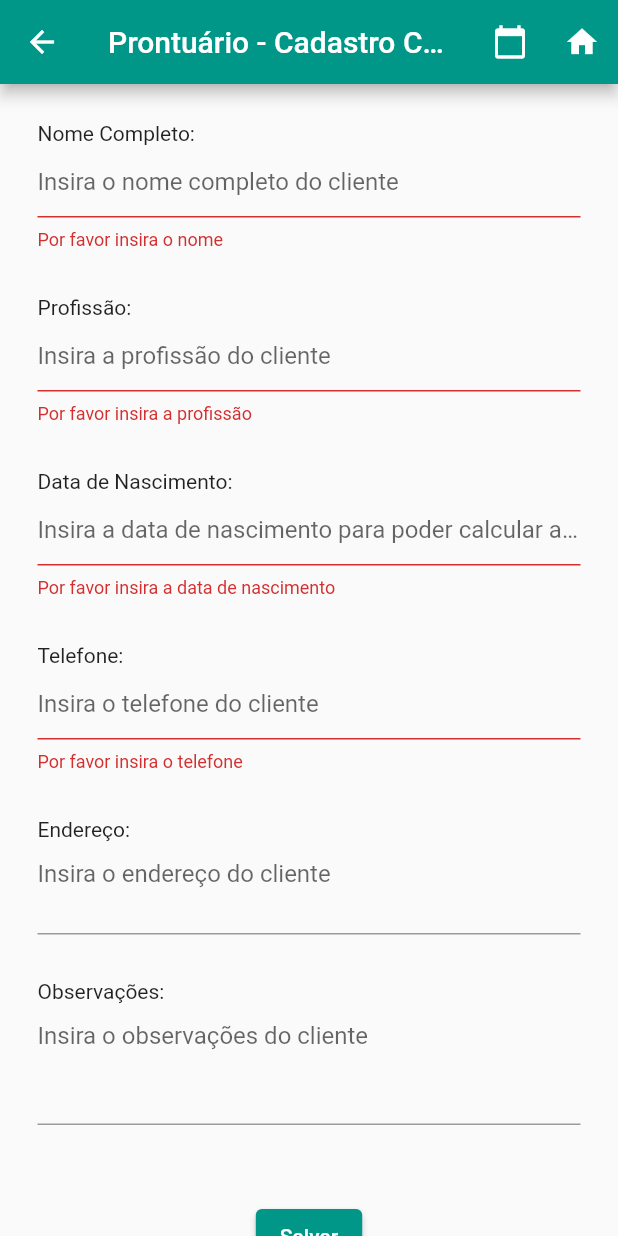
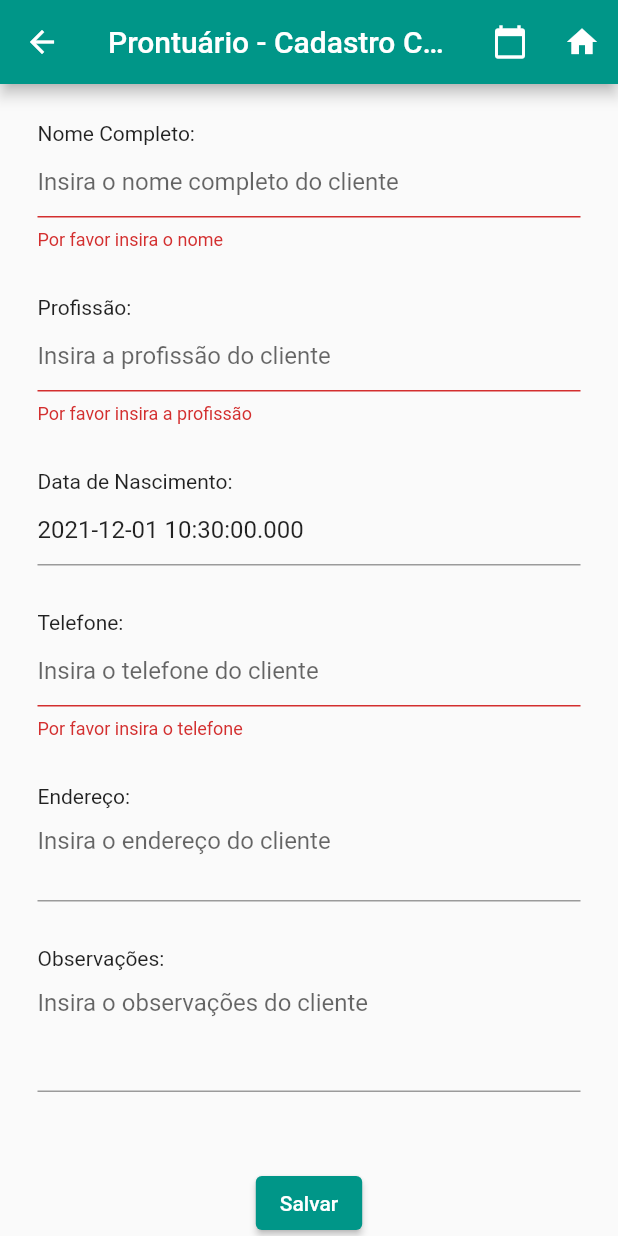
Before and after one commit to felipebeskow/Prontuario, a Flutter app: the CadastroCliente screen opened directly, after a tap on "Salvar", on a phone screen of 412 x 824 dp. Run offline on Flutter 3.47's test engine with Material 2 defaults, Android fonts, the light colour scheme and no system bars; our stand-ins replace cloud_firestore, firebase_auth, firebase_core, flutter_signin_button, google_sign_in; missing offline and left inert: cloud_firestore_web, firebase_analytics_web, firebase_auth_web, firebase_core_web, google_sign_in_web, loading_animations; accounts and stored records are empty.

Commit message:
Salvar data do DatePicker

```diff
--- a/lib/apresention/cadastro_cliente.dart
+++ b/lib/apresention/cadastro_cliente.dart
@@ -99,10 +99,10 @@ class _CadastroClienteState extends State<CadastroCliente> {
                       }
                       return null;
                     },
-                    initialValue: (_clientes.populado) ? _clientes.dataNascimento : null,
-                    onChanged: (value){
+                    initialValue: (_clientes.populado) ? _clientes.dataNascimento.toString() : null,
+                    /*onChanged: (value){
                       _clientes.dataNascimento = value;
-                    },
+                    },*/
                     onTap: (){
                       Future<DateTime?> selecionaData = showDatePicker(
                         context: context,
@@ -115,7 +115,11 @@ class _CadastroClienteState extends State<CadastroCliente> {
                             child: (child != null) ? child : Text(''),
                           );
                         },
-                      );
+                      ).then((value) {
+                        setState(() {
+                          _clientes.dataNascimento = value;
+                        });
+                      });
                     },
                   ),
                   const SizedBox(height: 30.0,),
--- a/lib/control/clientes_controller.dart
+++ b/lib/control/clientes_controller.dart
@@ -9,7 +9,7 @@ class ClientesController {
   var _nome;
   var _profisao;
   var _telefone;
-  var _dataNascimento;
+  DateTime _dataNascimento = DateTime.now();
   var _endereco;
   var _obeservacoes;
   bool _populado = false;
@@ -60,7 +60,7 @@ class ClientesController {
     return 'Nome: ' + _nome +
       '\nProfissão: ' + _profisao +
       '\nTelefone: ' + _telefone +
-      '\nData de nascimento: ' + _dataNascimento +
+      '\nData de nascimento: ' + _dataNascimento.toString() +
       '\nEndereço: ' + _endereco +
       '\nObservações: ' + _obeservacoes;
   }
```
